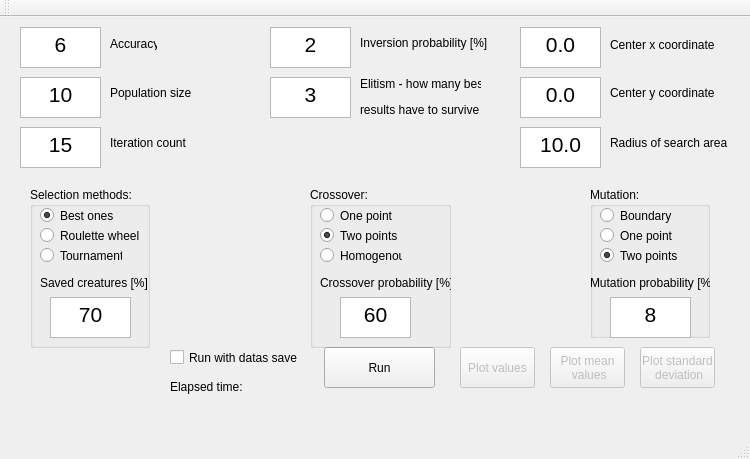
matgrz/GenAlgorithm, file GenAlgorithm/GenAlgorithm.ui: the form before one commit.
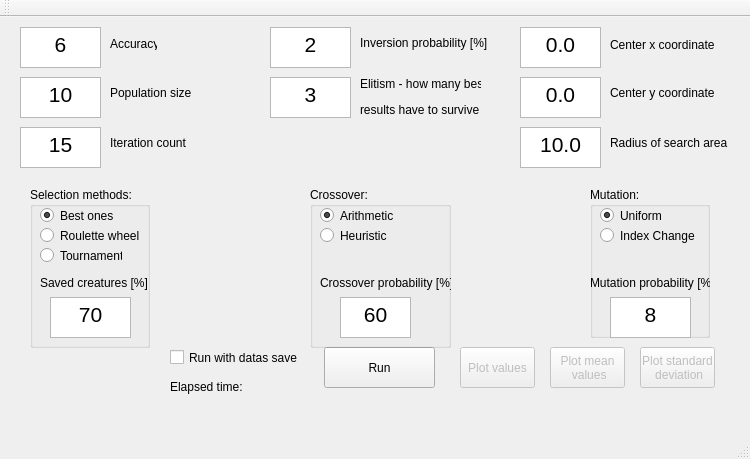
The form after the commit.

Commit message: Replace binary representation with real value, implemet basic mutations and crossover mechanism, delete binary based ones

The edit to the form file:
```diff
--- a/GenAlgorithm/GenAlgorithm.ui
+++ b/GenAlgorithm/GenAlgorithm.ui
@@ -273,10 +273,10 @@
       </rect>
      </property>
      <property name="text">
-      <string>One point</string>
+      <string>Arithmetic</string>
      </property>
      <property name="checked">
-      <bool>false</bool>
+      <bool>true</bool>
      </property>
     </widget>
     <widget class="QRadioButton" name="radioButtonRecomb2">
@@ -289,26 +289,10 @@
       </rect>
      </property>
      <property name="text">
-      <string>Two points</string>
+      <string>Heuristic</string>
      </property>
      <property name="checked">
-      <bool>true</bool>
-     </property>
-    </widget>
-    <widget class="QRadioButton" name="radioButtonRecomb4">
-     <property name="enabled">
-      <bool>true</bool>
-     </property>
-     <property name="geometry">
-      <rect>
-       <x>10</x>
-       <y>60</y>
-       <width>82</width>
-       <height>17</height>
-      </rect>
-     </property>
-     <property name="text">
-      <string>Homogenous</string>
+      <bool>false</bool>
      </property>
     </widget>
     <widget class="QTextEdit" name="textEditCrossoverProbability">
@@ -372,10 +356,10 @@
       </rect>
      </property>
      <property name="text">
-      <string>Boundary</string>
+      <string>Uniform</string>
      </property>
      <property name="checked">
-      <bool>false</bool>
+      <bool>true</bool>
      </property>
     </widget>
     <widget class="QRadioButton" name="radioButtonMutation2">
@@ -383,33 +367,17 @@
       <rect>
        <x>10</x>
        <y>40</y>
-       <width>82</width>
+       <width>101</width>
        <height>17</height>
       </rect>
      </property>
      <property name="text">
-      <string>One point</string>
+      <string>Index Change</string>
      </property>
      <property name="checked">
       <bool>false</bool>
      </property>
     </widget>
-    <widget class="QRadioButton" name="radioButtonMutation3">
-     <property name="geometry">
-      <rect>
-       <x>10</x>
-       <y>60</y>
-       <width>82</width>
-       <height>17</height>
-      </rect>
-     </property>
-     <property name="text">
-      <string>Two points</string>
-     </property>
-     <property name="checked">
-      <bool>true</bool>
-     </property>
-    </widget>
     <widget class="QLabel" name="labelMutationInfo">
      <property name="geometry">
       <rect>
```
The commit also changes 34 other files.
